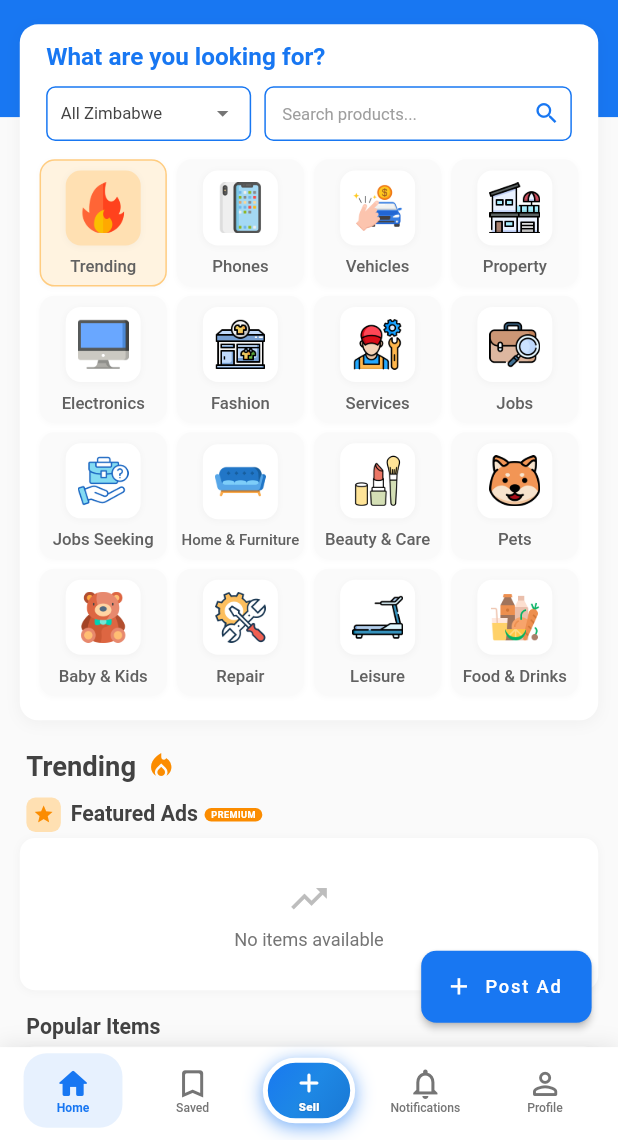
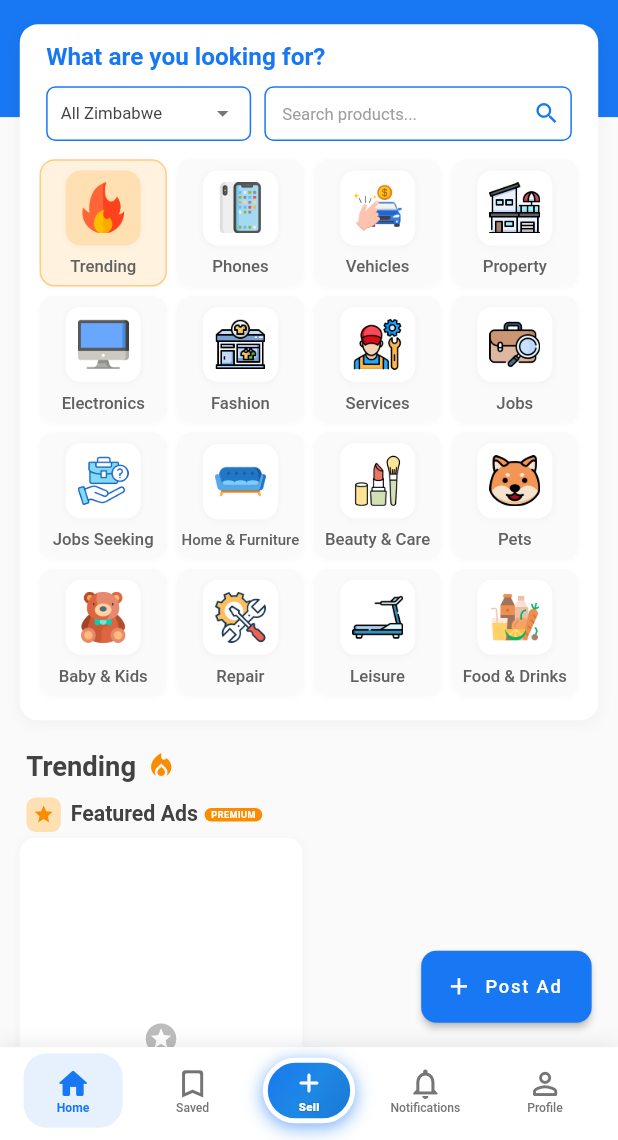
Before and after one commit to jinlongma590-sudo/swaply_clean, a Flutter app: the screen it shows once a user with an empty profile is signed in, on a phone screen of 412 x 824 dp, the part 96-1236 px from its top. Run offline on Flutter 3.47's test engine with Material 3 defaults, Android fonts, the phone set to English and light mode, and no system bars; our stand-ins replace app_links, cached_network_image, cross_file, file_picker, firebase_core, firebase_messaging and 11 more; accounts and stored records are empty; network calls fail.

Commit message:
chore: sync all (2025-12-10 15:21:06)

```diff
--- a/lib/pages/home_page.dart
+++ b/lib/pages/home_page.dart
@@ -1,8 +1,7 @@
 // lib/pages/home_page.dart
-// ✅ [最佳方案] 使用 CustomScrollView + SliverGrid 替代 ListView + GridView.builder
-// ✅ [核心优势] 统一滚动容器，Flutter 自动管理滚动位置，无需任何 hack
-// ✅ [性能优化] 按需加载，骨架屏数量不影响性能
-// ✅ [效果] 完美保持滚动位置，无卡顿，无跳动
+// ✅ [Gold Standard] SWR + HybridGrid + 稳定 key + 首次锁滚动
+// ✅ [核心优势] 旧数据先显示，后台刷新无闪烁，滚动位置完美保持
+// ✅ [性能优化] 单一 SliverGrid，高度恒定，无跳动
 
 import 'dart:io' show Platform;
 import 'package:flutter/material.dart';
@@ -38,7 +37,7 @@ class _HomePageState extends State<HomePage>
 
   static const int _featuredAdsLimit = 10;
   static const int _popularItemsLimit = 100;
-  static const int _skeletonCount = 6; // ✅ 减少骨架数量，不影响性能
+  static const int _minFeaturedPlaceholder = 2; // ✅ Featured Ads 最小占位（1行2个）
 
   final ScrollController _scrollController = ScrollController();
   final GlobalKey _trendingKey = GlobalKey();
@@ -46,7 +45,8 @@ class _HomePageState extends State<HomePage>
   String _selectedLocation = 'All Zimbabwe';
 
   List<Map<String, dynamic>> _trendingRemote = [];
-  bool _loadingTrending = false;
+  bool _isFirstLoad = true; // ✅ 区分首次加载 vs 后台刷新
+  bool _isBackgroundRefreshing = false; // ✅ 后台刷新状态
   StreamSubscription? _listingPubSub;
 
   static const Color _primaryBlue = Color(0xFF1877F2);
@@ -223,20 +223,20 @@ class _HomePageState extends State<HomePage>
     final city = _selectedLocation == 'All Zimbabwe' ? null : _selectedLocation;
     final cacheKey = city ?? 'All Zimbabwe';
 
-    // 检查缓存
+    // ✅ SWR：检查缓存，有旧数据立即显示
     if (!bypassCache && _cachedTrending != null && _cacheTime != null && _cachedLocation == cacheKey) {
       final age = DateTime.now().difference(_cacheTime!);
       if (age < _cacheDuration) {
-        debugPrint('✅ [Cache] 使用缓存数据 (${age.inSeconds}秒前, ${_cachedTrending!.length}条)');
+        debugPrint('✅ [SWR] 使用缓存数据 (${age.inSeconds}秒前, ${_cachedTrending!.length}条)');
         if (mounted) {
           setState(() {
             _trendingRemote = _cachedTrending!;
-            _loadingTrending = false;
+            _isFirstLoad = false; // ✅ 有缓存就不算首次加载
           });
         }
 
         if (age > const Duration(minutes: 1)) {
-          debugPrint('🔄 [Cache] 后台刷新数据...');
+          debugPrint('🔄 [SWR] 后台刷新数据...');
           _refreshInBackground(city);
         }
 
@@ -244,8 +244,17 @@ class _HomePageState extends State<HomePage>
       }
     }
 
-    if (showLoading && mounted) {
-      setState(() => _loadingTrending = true);
+    // ✅ 区分首次加载和后台刷新
+    if (_trendingRemote.isEmpty) {
+      // 首次加载：显示骨架，锁定滚动
+      if (mounted) {
+        setState(() => _isFirstLoad = true);
+      }
+    } else {
+      // 后台刷新：保持旧数据，只显示 "Updating..." 提示
+      if (mounted) {
+        setState(() => _isBackgroundRefreshing = true);
+      }
     }
 
     try {
@@ -259,7 +268,8 @@ class _HomePageState extends State<HomePage>
       if (mounted) {
         setState(() {
           _trendingRemote = rows;
-          _loadingTrending = false;
+          _isFirstLoad = false;
+          _isBackgroundRefreshing = false;
         });
 
         _cachedTrending = rows;
@@ -270,12 +280,19 @@ class _HomePageState extends State<HomePage>
     } catch (e) {
       debugPrint('❌ [Error] 加载数据失败: $e');
       if (mounted) {
-        setState(() => _loadingTrending = false);
+        setState(() {
+          _isFirstLoad = false;
+          _isBackgroundRefreshing = false;
+        });
       }
     }
   }
 
   Future<void> _refreshInBackground(String? city) async {
+    if (_isBackgroundRefreshing) return; // 防止重复刷新
+
+    setState(() => _isBackgroundRefreshing = true);
+
     try {
       final rows = await _fetchTrendingMixed(
         city: city,
@@ -286,13 +303,17 @@ class _HomePageState extends State<HomePage>
       if (mounted) {
         setState(() {
           _trendingRemote = rows;
+          _isBackgroundRefreshing = false;
         });
         _cachedTrending = rows;
         _cacheTime = DateTime.now();
-        debugPrint('✅ [Cache] 后台刷新完成 (${rows.length}条)');
+        debugPrint('✅ [SWR] 后台刷新完成 (${rows.length}条)');
       }
     } catch (e) {
-      debugPrint('❌ [Cache] 后台刷新失败: $e');
+      debugPrint('❌ [SWR] 后台刷新失败: $e');
+      if (mounted) {
+        setState(() => _isBackgroundRefreshing = false);
+      }
     }
   }
 
@@ -376,14 +397,60 @@ class _HomePageState extends State<HomePage>
     final pinnedItems = _trendingRemote.where((r) => r['pinned'] == true).toList();
     final regularItems = _trendingRemote.where((r) => r['pinned'] != true).toList();
 
-    // ✅ 关键：显示骨架还是真实数据
-    final showPinnedSkeleton = _loadingTrending && pinnedItems.isEmpty;
-    final showRegularSkeleton = _loadingTrending && regularItems.isEmpty;
-
     return Scaffold(
       backgroundColor: Colors.grey[50],
       body: Stack(
         children: [
+          // ✅ 后台刷新提示（轻量级 pill）
+          if (_isBackgroundRefreshing)
+            Positioned(
+              top: MediaQuery.of(context).padding.top + 10.h,
+              left: 0,
+              right: 0,
+              child: Center(
+                child: Material(
+                  elevation: 2,
+                  borderRadius: BorderRadius.circular(20.r),
+                  child: Container(
+                    padding: EdgeInsets.symmetric(horizontal: 16.w, vertical: 8.h),
+                    decoration: BoxDecoration(
+                      color: Colors.white,
+                      borderRadius: BorderRadius.circular(20.r),
+                      boxShadow: [
+                        BoxShadow(
+                          color: Colors.black.withOpacity(0.1),
+                          blurRadius: 8,
+                          offset: const Offset(0, 2),
+                        ),
+                      ],
+                    ),
+                    child: Row(
+                      mainAxisSize: MainAxisSize.min,
+                      children: [
+                        SizedBox(
+                          width: 14.w,
+                          height: 14.h,
+                          child: CircularProgressIndicator(
+                            strokeWidth: 2,
+                            valueColor: AlwaysStoppedAnimation(_primaryBlue),
+                          ),
+                        ),
+                        SizedBox(width: 8.w),
+                        Text(
+                          'Updating...',
+                          style: TextStyle(
+                            fontSize: 12.sp,
+                            color: Colors.grey[700],
+                            fontWeight: FontWeight.w500,
+                          ),
+                        ),
+                      ],
+                    ),
+                  ),
+                ),
+              ),
+            ),
+
           RefreshIndicator(
             onRefresh: () async {
               await _loadTrending(bypassCache: true, showLoading: false);
@@ -393,6 +460,10 @@ class _HomePageState extends State<HomePage>
             child: CustomScrollView(
               key: const PageStorageKey<String>('home_page_scroll'),
               controller: _scrollController,
+              // ✅ 首次加载锁定滚动，避免高度突变
+              physics: _isFirstLoad
+                  ? const NeverScrollableScrollPhysics()
+                  : const AlwaysScrollableScrollPhysics(),
               slivers: [
                 // Header
                 SliverToBoxAdapter(child: _buildCompactHeader()),
@@ -473,12 +544,15 @@ class _HomePageState extends State<HomePage>
                   ),
                 ),
 
-                // ✅ Featured Ads Grid (使用 SliverPadding + SliverGrid)
+                // ✅ HybridGrid: Featured Ads（统一处理骨架、真实数据、空态）
                 SliverPadding(
+                  key: const ValueKey('featured_ads_grid'),
                   padding: EdgeInsets.symmetric(horizontal: 12.w),
-                  sliver: showPinnedSkeleton
-                      ? _buildSkeletonGrid(count: _skeletonCount, isPinned: true)
-                      : _buildSliverGrid(pinnedItems, isPinned: true),
+                  sliver: _buildHybridGrid(
+                    items: pinnedItems,
+                    isPinned: true,
+                    isLoading: _isFirstLoad,
+                  ),
                 ),
 
                 // Popular Items Header
@@ -496,12 +570,15 @@ class _HomePageState extends State<HomePage>
                   ),
                 ),
 
-                // ✅ Popular Items Grid (使用 SliverPadding + SliverGrid)
+                // ✅ HybridGrid: Popular Items（统一处理骨架、真实数据、空态）
                 SliverPadding(
+                  key: const ValueKey('popular_items_grid'),
                   padding: EdgeInsets.symmetric(horizontal: 12.w),
-                  sliver: showRegularSkeleton
-                      ? _buildSkeletonGrid(count: _skeletonCount, isPinned: false)
-                      : _buildSliverGrid(regularItems, isPinned: false),
+                  sliver: _buildHybridGrid(
+                    items: regularItems,
+                    isPinned: false,
+                    isLoading: _isFirstLoad,
+                  ),
                 ),
 
                 // Bottom spacing
@@ -536,9 +613,81 @@ class _HomePageState extends State<HomePage>
     );
   }
 
-  // ✅ 核心方法：构建 SliverGrid
-  Widget _buildSliverGrid(List<Map<String, dynamic>> items, {required bool isPinned}) {
+  // ✅ 核心方法：HybridGrid（统一处理骨架、真实数据、空态）
+  Widget _buildHybridGrid({
+    required List<Map<String, dynamic>> items,
+    required bool isPinned,
+    required bool isLoading,
+  }) {
+    // ✅ 首次加载：显示骨架（Featured Ads 至少2个，Popular Items 6个）
+    if (isLoading) {
+      final skeletonCount = isPinned ? _minFeaturedPlaceholder : 6;
+      return SliverGrid(
+        gridDelegate: SliverGridDelegateWithFixedCrossAxisCount(
+          crossAxisCount: 2,
+          mainAxisSpacing: 8.h,
+          crossAxisSpacing: 8.w,
+          childAspectRatio: 0.66,
+        ),
+        delegate: SliverChildBuilderDelegate(
+              (context, index) => _buildSkeletonCard(isPinned: isPinned),
+          childCount: skeletonCount,
+        ),
+      );
+    }
+
+    // ✅ 加载完成 + 无数据：显示空态（Featured Ads 至少保持一行高度）
     if (items.isEmpty) {
+      if (isPinned) {
+        // Featured Ads 空态：保持最小高度（一行2个格子的占位）
+        return SliverGrid(
+          gridDelegate: SliverGridDelegateWithFixedCrossAxisCount(
+            crossAxisCount: 2,
+            mainAxisSpacing: 8.h,
+            crossAxisSpacing: 8.w,
+            childAspectRatio: 0.66,
+          ),
+          delegate: SliverChildBuilderDelegate(
+                (context, index) {
+              if (index == 0) {
+                // 第一个格子显示空态信息
+                return Container(
+                  decoration: BoxDecoration(
+                    color: Colors.white,
+                    borderRadius: BorderRadius.circular(10.r),
+                    boxShadow: [
+                      BoxShadow(
+                        color: Colors.black.withOpacity(0.03),
+                        blurRadius: 4,
+                        offset: const Offset(0, 1),
+                      ),
+                    ],
+                  ),
+                  child: Center(
+                    child: Column(
+                      mainAxisAlignment: MainAxisAlignment.center,
+                      children: [
+                        Icon(Icons.stars, size: 24.sp, color: Colors.grey[400]),
+                        SizedBox(height: 6.h),
+                        Text(
+                          'No featured ads',
+                          style: TextStyle(fontSize: 10.sp, color: Colors.grey[600]),
+                          textAlign: TextAlign.center,
+                        ),
+                      ],
+                    ),
+                  ),
+                );
+              } else {
+                // 第二个格子透明占位
+                return const SizedBox.shrink();
+              }
+            },
+            childCount: _minFeaturedPlaceholder,
+          ),
+        );
+      } else {
+        // Popular Items 空态：紧凑显示
         return SliverToBoxAdapter(
           child: Container(
             height: 100.h,
@@ -569,7 +718,9 @@ class _HomePageState extends State<HomePage>
           ),
         );
       }
+    }
 
+    // ✅ 有数据：显示真实卡片（每个 item 带稳定 key）
     return SliverGrid(
       gridDelegate: SliverGridDelegateWithFixedCrossAxisCount(
         crossAxisCount: 2,
@@ -580,25 +731,15 @@ class _HomePageState extends State<HomePage>
       delegate: SliverChildBuilderDelegate(
             (context, index) {
           final item = items[index];
-          return isPinned ? _buildPremiumCard(item) : _buildRegularCard(item);
+          final itemId = item['id']?.toString() ?? 'unknown_$index';
+
+          // ✅ 关键：每个 item 都有稳定的 key
+          return KeyedSubtree(
+            key: ValueKey('${isPinned ? 'p' : 'r'}_$itemId'),
+            child: isPinned ? _buildPremiumCard(item) : _buildRegularCard(item),
+          );
         },
         childCount: items.length,
-      ),
-    );
-  }
-
-  // ✅ 核心方法：构建骨架屏 SliverGrid
-  Widget _buildSkeletonGrid({required int count, required bool isPinned}) {
-    return SliverGrid(
-      gridDelegate: SliverGridDelegateWithFixedCrossAxisCount(
-        crossAxisCount: 2,
-        mainAxisSpacing: 8.h,
-        crossAxisSpacing: 8.w,
-        childAspectRatio: 0.66,
-      ),
-      delegate: SliverChildBuilderDelegate(
-            (context, index) => _buildSkeletonCard(isPinned: isPinned),
-        childCount: count,
       ),
     );
   }
--- a/pubspec.yaml
+++ b/pubspec.yaml
@@ -1,7 +1,7 @@
 name: swaply
 description: A marketplace app for Zimbabwe
 publish_to: 'none'
-version: 1.0.1+199
+version: 1.0.1+200
 
 environment:
   sdk: '>=3.2.0 <4.0.0'
```
Lines whose indentation alone changed are shown as unchanged.
